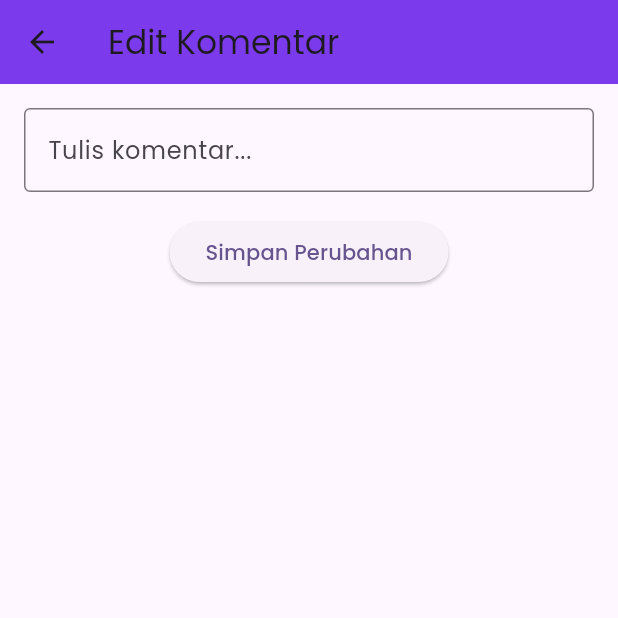
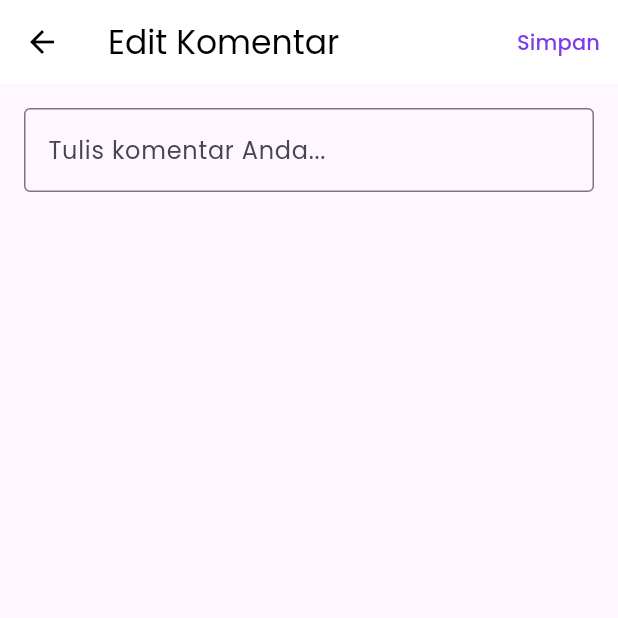
Before and after one commit to Radityamrizki/MindshareHub-Mobile, a Flutter app: the EditCommentPage screen opened directly with empty values, on a phone screen of 412 x 824 dp, the top half of it. Run offline on Flutter 3.47's test engine with Material 3 defaults, Android fonts, the phone set to English and light mode, and no system bars.

Commit message:
pesan commit Anda

```diff
--- a/lib/edit_comment_page.dart
+++ b/lib/edit_comment_page.dart
@@ -1,48 +1,70 @@
 import 'package:flutter/material.dart';
 
+// Halaman untuk mengedit komentar yang sudah ada
 class EditCommentPage extends StatefulWidget {
+  // Konten awal komentar yang akan diedit
   final String initialContent;
 
-  const EditCommentPage({Key? key, required this.initialContent}) : super(key: key);
+  const EditCommentPage({super.key, required this.initialContent});
 
   @override
-  _EditCommentPageState createState() => _EditCommentPageState();
+  State<EditCommentPage> createState() => _EditCommentPageState();
 }
 
 class _EditCommentPageState extends State<EditCommentPage> {
-  final _controller = TextEditingController();
+  // Controller untuk mengelola input teks komentar
+  late TextEditingController _controller;
 
   @override
   void initState() {
     super.initState();
-    _controller.text = widget.initialContent;
+    // Menginisialisasi controller dengan konten awal
+    _controller = TextEditingController(text: widget.initialContent);
+  }
+
+  @override
+  void dispose() {
+    // Membersihkan controller saat widget dihapus
+    _controller.dispose();
+    super.dispose();
   }
 
   @override
   Widget build(BuildContext context) {
     return Scaffold(
+      // AppBar dengan judul "Edit Komentar"
       appBar: AppBar(
-        title: const Text('Edit Komentar'),
-        backgroundColor: const Color(0xFF7C3AED),
+        title:
+            const Text('Edit Komentar', style: TextStyle(color: Colors.black)),
+        backgroundColor: Colors.white,
+        iconTheme: const IconThemeData(color: Colors.black),
+        elevation: 0,
+        // Tombol untuk menyimpan perubahan
+        actions: [
+          TextButton(
+            onPressed: () {
+              // Mengembalikan konten yang sudah diedit ke halaman sebelumnya
+              Navigator.pop(context, _controller.text);
+            },
+            child: const Text(
+              'Simpan',
+              style: TextStyle(color: Color(0xFF7C3AED)),
+            ),
+          ),
+        ],
       ),
       body: Padding(
         padding: const EdgeInsets.all(16.0),
         child: Column(
           children: [
+            // Input teks untuk mengedit komentar
             TextField(
               controller: _controller,
               maxLines: null,
               decoration: const InputDecoration(
-                hintText: 'Tulis komentar...',
+                hintText: 'Tulis komentar Anda...',
                 border: OutlineInputBorder(),
               ),
-            ),
-            const SizedBox(height: 16),
-            ElevatedButton(
-              onPressed: () {
-                Navigator.pop(context, _controller.text);
-              },
-              child: const Text('Simpan Perubahan'),
             ),
           ],
         ),
```
Also changed, not shown: lib/comment_page.dart (+40 -1 lines), lib/home_page.dart (+34 -13 lines), lib/post_repository.dart (+38 -25 lines).
